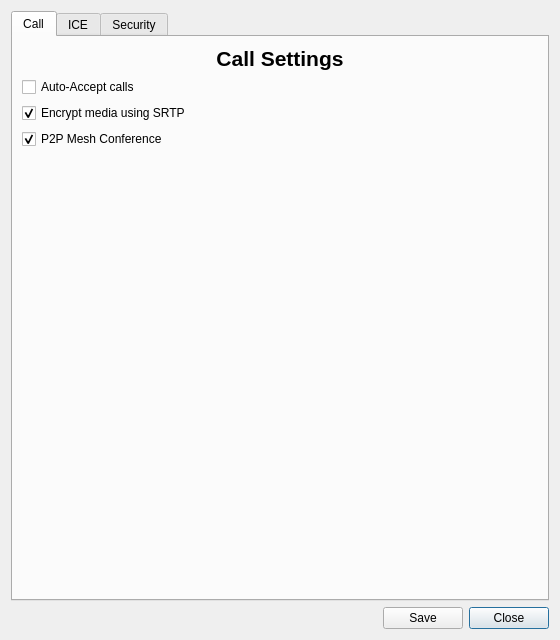
First picture: the form in src/ui/settings/sipsettings.ui, repository ultravideo/uvgComm, before the edit.
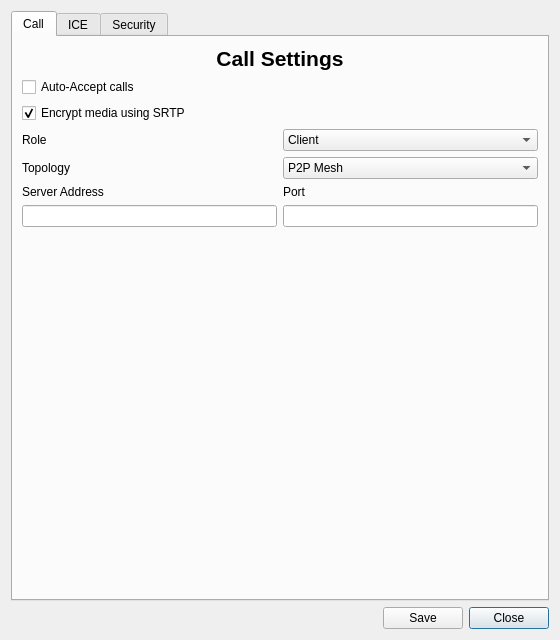
Second picture: the form after the edit.

Commit message:
feature(Settings): Add possibility to set role and conference topology
The functionality has not yet been implemented, this commit adds the settings
options.

Patch:
```diff
--- a/src/ui/settings/sipsettings.ui
+++ b/src/ui/settings/sipsettings.ui
@@ -31,6 +31,19 @@
        <string>Call</string>
       </attribute>
       <layout class="QGridLayout" name="gridLayout_4">
+       <item row="5" column="0">
+        <widget class="QLabel" name="server_address_label">
+         <property name="sizePolicy">
+          <sizepolicy hsizetype="Preferred" vsizetype="Minimum">
+           <horstretch>0</horstretch>
+           <verstretch>0</verstretch>
+          </sizepolicy>
+         </property>
+         <property name="text">
+          <string>Server Address</string>
+         </property>
+        </widget>
+       </item>
        <item row="0" column="0" colspan="2">
         <widget class="QLabel" name="call_heading">
          <property name="font">
@@ -47,11 +60,17 @@
          </property>
         </widget>
        </item>
-       <item row="4" column="0" colspan="2">
+       <item row="6" column="1">
+        <widget class="QLineEdit" name="server_port"/>
+       </item>
+       <item row="7" column="0" colspan="2">
         <spacer name="verticalSpacer">
          <property name="orientation">
           <enum>Qt::Orientation::Vertical</enum>
          </property>
+         <property name="sizeType">
+          <enum>QSizePolicy::Policy::Expanding</enum>
+         </property>
          <property name="sizeHint" stdset="0">
           <size>
            <width>20</width>
@@ -70,6 +89,22 @@
          </property>
         </widget>
        </item>
+       <item row="5" column="1">
+        <widget class="QLabel" name="server_port_label">
+         <property name="sizePolicy">
+          <sizepolicy hsizetype="Preferred" vsizetype="Minimum">
+           <horstretch>0</horstretch>
+           <verstretch>0</verstretch>
+          </sizepolicy>
+         </property>
+         <property name="text">
+          <string>Port</string>
+         </property>
+        </widget>
+       </item>
+       <item row="6" column="0">
+        <widget class="QLineEdit" name="server_address"/>
+       </item>
        <item row="1" column="0">
         <widget class="QCheckBox" name="auto_accept">
          <property name="text">
@@ -78,12 +113,57 @@
         </widget>
        </item>
        <item row="3" column="0">
-        <widget class="QCheckBox" name="p2p_conferencing">
+        <widget class="QLabel" name="role_label">
          <property name="text">
-          <string>P2P Mesh Conference</string>
+          <string>Role</string>
          </property>
-         <property name="checked">
-          <bool>true</bool>
+        </widget>
+       </item>
+       <item row="3" column="1">
+        <widget class="QComboBox" name="role_combo">
+         <item>
+          <property name="text">
+           <string>Client</string>
+          </property>
+         </item>
+         <item>
+          <property name="text">
+           <string>Server</string>
+          </property>
+         </item>
+         <item>
+          <property name="text">
+           <string>Client + Server</string>
+          </property>
+         </item>
+        </widget>
+       </item>
+       <item row="4" column="1">
+        <widget class="QComboBox" name="topology_combo">
+         <property name="currentIndex">
+          <number>1</number>
+         </property>
+         <item>
+          <property name="text">
+           <string>P2P</string>
+          </property>
+         </item>
+         <item>
+          <property name="text">
+           <string>P2P Mesh</string>
+          </property>
+         </item>
+         <item>
+          <property name="text">
+           <string>SFU</string>
+          </property>
+         </item>
+        </widget>
+       </item>
+       <item row="4" column="0">
+        <widget class="QLabel" name="label_6">
+         <property name="text">
+          <string>Topology</string>
          </property>
         </widget>
        </item>
```
Left out of the diff: 6 changed lines with no effect on the pictures. The commit also changes 9 other files.
